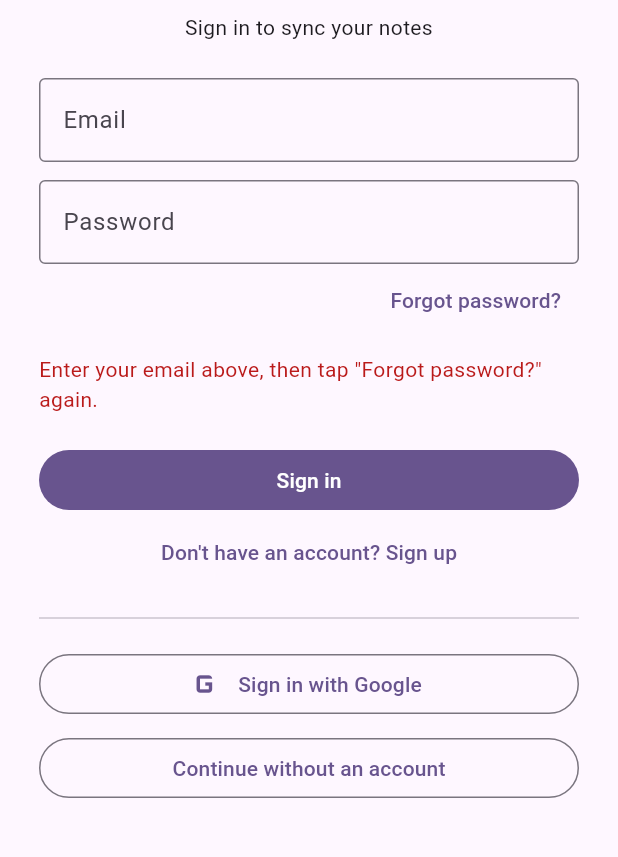
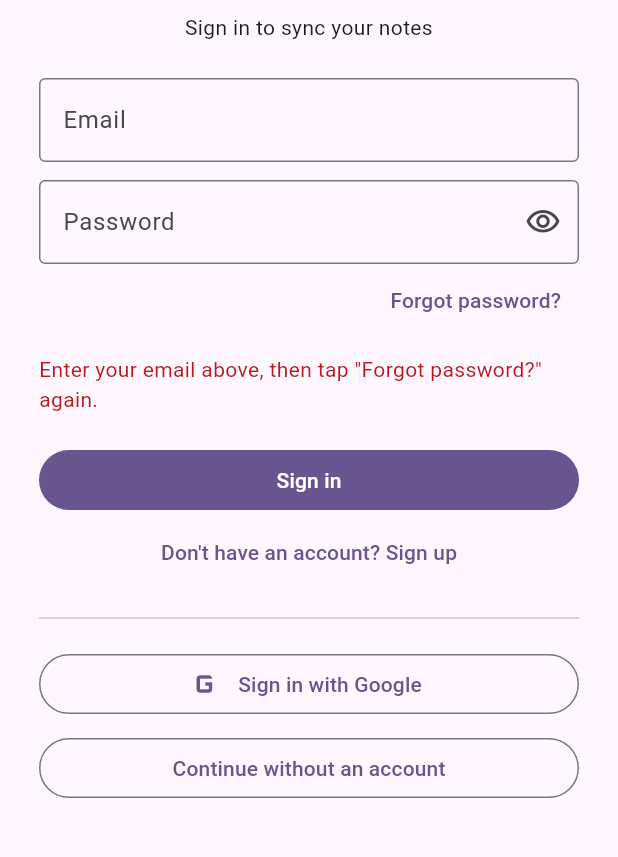
Before and after one commit to katsuki2000/NotesSync, a Flutter app: the screen it shows after launch, after a tap on "Forgot password?", on a phone screen of 412 x 824 dp, the part 243-1100 px from its top. Run offline on Flutter 3.47's test engine with Material 3 defaults, Android fonts, the phone set to English and light mode, and no system bars; our stand-ins replace cloud_firestore, firebase_auth, firebase_core, flutter_markdown_plus, flutter_riverpod, flutter_secure_storage and 3 more; accounts and stored records are empty.

Commit message:
[UI] Add show/hide toggle on the login password field

```diff
--- a/lib/screens/login_screen.dart
+++ b/lib/screens/login_screen.dart
@@ -28,6 +28,7 @@
   final _passwordController = TextEditingController();
   bool _isSignUp = false;
   bool _isSubmitting = false;
+  bool _obscurePassword = true;
   String? _error;
 
   @override
@@ -133,12 +134,26 @@
                   TextField(
                     key: const ValueKey('login_password_field'),
                     controller: _passwordController,
-                    obscureText: true,
+                    obscureText: _obscurePassword,
                     textInputAction: TextInputAction.done,
                     onSubmitted: (_) => _submit(),
-                    decoration: const InputDecoration(
+                    decoration: InputDecoration(
                       labelText: 'Password',
-                      border: OutlineInputBorder(),
+                      border: const OutlineInputBorder(),
+                      suffixIcon: IconButton(
+                        key: const ValueKey('login_password_visibility_toggle'),
+                        tooltip: _obscurePassword
+                            ? 'Show password'
+                            : 'Hide password',
+                        icon: Icon(
+                          _obscurePassword
+                              ? Icons.visibility_outlined
+                              : Icons.visibility_off_outlined,
+                        ),
+                        onPressed: () => setState(
+                          () => _obscurePassword = !_obscurePassword,
+                        ),
+                      ),
                     ),
                   ),
                   if (!_isSignUp)
```
